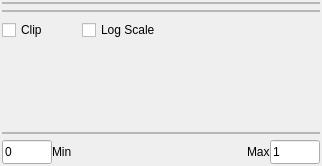
This is ui/Ui_display_settings_widget.ui in fuslab-uofu/UCAIR3D as Qt 5 draws it before an edit. The edited form follows.
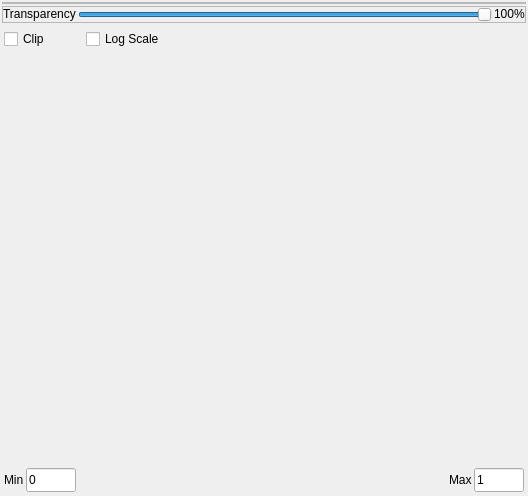
This is the edited form.

What changed in the file:
```diff
--- a/ui/Ui_display_settings_widget.ui
+++ b/ui/Ui_display_settings_widget.ui
@@ -6,12 +6,12 @@
    <rect>
     <x>0</x>
     <y>0</y>
-    <width>322</width>
-    <height>166</height>
+    <width>528</width>
+    <height>496</height>
    </rect>
   </property>
   <property name="sizePolicy">
-   <sizepolicy hsizetype="Preferred" vsizetype="Fixed">
+   <sizepolicy hsizetype="Preferred" vsizetype="Preferred">
     <horstretch>0</horstretch>
     <verstretch>0</verstretch>
    </sizepolicy>
@@ -34,7 +34,10 @@
   <property name="styleSheet">
    <string notr="true"/>
   </property>
-  <layout class="QVBoxLayout" name="verticalLayout" stretch="0,0,0,1,0,0">
+  <layout class="QVBoxLayout" name="verticalLayout" stretch="0,0,0">
+   <property name="spacing">
+    <number>2</number>
+   </property>
    <property name="leftMargin">
     <number>2</number>
    </property>
@@ -84,7 +87,7 @@
      </property>
      <layout class="QHBoxLayout" name="horizontalLayout_5">
       <property name="spacing">
-       <number>0</number>
+       <number>2</number>
       </property>
       <property name="leftMargin">
        <number>0</number>
@@ -98,28 +101,84 @@
       <property name="bottomMargin">
        <number>0</number>
       </property>
+      <item alignment="Qt::AlignVCenter">
+       <widget class="QLabel" name="transparency_label">
+        <property name="font">
+         <font>
+          <family>Segoe UI</family>
+          <pointsize>9</pointsize>
+         </font>
+        </property>
+        <property name="text">
+         <string>Transparency</string>
+        </property>
+       </widget>
+      </item>
+      <item alignment="Qt::AlignVCenter">
+       <widget class="QSlider" name="transparency_slider">
+        <property name="maximum">
+         <number>100</number>
+        </property>
+        <property name="value">
+         <number>100</number>
+        </property>
+        <property name="orientation">
+         <enum>Qt::Horizontal</enum>
+        </property>
+       </widget>
+      </item>
+      <item alignment="Qt::AlignVCenter">
+       <widget class="QLabel" name="pct_label">
+        <property name="font">
+         <font>
+          <family>Segoe UI</family>
+          <pointsize>9</pointsize>
+         </font>
+        </property>
+        <property name="text">
+         <string>100%</string>
+        </property>
+       </widget>
+      </item>
      </layout>
     </widget>
    </item>
    <item>
-    <widget class="QFrame" name="hist_checkboxes_frame">
-     <layout class="QHBoxLayout" name="hist_checkboxes_layout">
+    <widget class="QFrame" name="histogram_frame">
+     <property name="sizePolicy">
+      <sizepolicy hsizetype="Preferred" vsizetype="Preferred">
+       <horstretch>0</horstretch>
+       <verstretch>0</verstretch>
+      </sizepolicy>
+     </property>
+     <property name="minimumSize">
+      <size>
+       <width>0</width>
+       <height>0</height>
+      </size>
+     </property>
+     <layout class="QVBoxLayout" name="verticalLayout_2" stretch="0,1,0,0">
       <property name="spacing">
-       <number>0</number>
+       <number>2</number>
       </property>
       <property name="leftMargin">
-       <number>0</number>
+       <number>2</number>
       </property>
       <property name="topMargin">
-       <number>0</number>
+       <number>2</number>
       </property>
       <property name="rightMargin">
-       <number>0</number>
+       <number>2</number>
       </property>
       <property name="bottomMargin">
-       <number>0</number>
+       <number>2</number>
       </property>
-      <item alignment="Qt::AlignRight|Qt::AlignBottom">
+      <item>
+       <layout class="QHBoxLayout" name="clip_log_layout" stretch="0,2,0">
+        <property name="spacing">
+         <number>2</number>
+        </property>
+        <item alignment="Qt::AlignBottom">
        <widget class="QCheckBox" name="clip_checkbox">
         <property name="minimumSize">
          <size>
@@ -144,8 +203,8 @@
         </property>
        </widget>
       </item>
-      <item alignment="Qt::AlignRight|Qt::AlignBottom">
-       <widget class="QCheckBox" name="log_scale_checkbox">
+        <item alignment="Qt::AlignBottom">
+         <widget class="QCheckBox" name="log_checkbox">
         <property name="sizePolicy">
          <sizepolicy hsizetype="Minimum" vsizetype="Fixed">
           <horstretch>0</horstretch>
@@ -179,7 +238,7 @@
        </widget>
       </item>
       <item>
-       <spacer name="horizontalSpacer_2">
+         <spacer name="spacer">
         <property name="orientation">
          <enum>Qt::Horizontal</enum>
         </property>
@@ -192,20 +251,19 @@
        </spacer>
       </item>
      </layout>
-    </widget>
    </item>
    <item>
     <widget class="QFrame" name="hist_plot_frame">
      <property name="sizePolicy">
-      <sizepolicy hsizetype="Minimum" vsizetype="Minimum">
+         <sizepolicy hsizetype="Preferred" vsizetype="Preferred">
        <horstretch>0</horstretch>
        <verstretch>0</verstretch>
       </sizepolicy>
      </property>
      <property name="minimumSize">
       <size>
-       <width>100</width>
-       <height>50</height>
+          <width>0</width>
+          <height>0</height>
       </size>
      </property>
      <property name="maximumSize">
@@ -242,12 +300,12 @@
    <item>
     <widget class="QFrame" name="hist_slider_frame">
      <property name="frameShape">
-      <enum>QFrame::StyledPanel</enum>
+         <enum>QFrame::NoFrame</enum>
      </property>
      <property name="frameShadow">
-      <enum>QFrame::Raised</enum>
-     </property>
-     <layout class="QHBoxLayout" name="horizontalLayout">
+         <enum>QFrame::Plain</enum>
+        </property>
+        <layout class="QHBoxLayout" name="horizontalLayout_9">
       <property name="spacing">
        <number>0</number>
       </property>
@@ -267,74 +325,9 @@
     </widget>
    </item>
    <item>
-    <widget class="QFrame" name="hist_edits_frame">
-     <property name="sizePolicy">
-      <sizepolicy hsizetype="Minimum" vsizetype="Maximum">
-       <horstretch>0</horstretch>
-       <verstretch>0</verstretch>
-      </sizepolicy>
-     </property>
-     <property name="minimumSize">
-      <size>
-       <width>100</width>
-       <height>0</height>
-      </size>
-     </property>
-     <property name="maximumSize">
-      <size>
-       <width>1677215</width>
-       <height>35</height>
-      </size>
-     </property>
-     <layout class="QHBoxLayout" name="horizontalLayout_2">
-      <property name="spacing">
-       <number>0</number>
-      </property>
-      <property name="leftMargin">
-       <number>0</number>
-      </property>
-      <property name="topMargin">
-       <number>0</number>
-      </property>
-      <property name="rightMargin">
-       <number>0</number>
-      </property>
-      <property name="bottomMargin">
-       <number>0</number>
-      </property>
+       <layout class="QHBoxLayout" name="range_slider_layout" stretch="0,0,0,0,0">
       <item>
-       <widget class="QLineEdit" name="min_display_edit">
-        <property name="sizePolicy">
-         <sizepolicy hsizetype="Maximum" vsizetype="Fixed">
-          <horstretch>0</horstretch>
-          <verstretch>0</verstretch>
-         </sizepolicy>
-        </property>
-        <property name="minimumSize">
-         <size>
-          <width>0</width>
-          <height>24</height>
-         </size>
-        </property>
-        <property name="maximumSize">
-         <size>
-          <width>50</width>
-          <height>24</height>
-         </size>
-        </property>
-        <property name="font">
-         <font>
-          <family>Segoe UI</family>
-          <pointsize>9</pointsize>
-         </font>
-        </property>
-        <property name="text">
-         <string>0</string>
-        </property>
-       </widget>
-      </item>
-      <item>
-       <widget class="QLabel" name="label">
+         <widget class="QLabel" name="min_label">
         <property name="sizePolicy">
          <sizepolicy hsizetype="Preferred" vsizetype="Fixed">
           <horstretch>0</horstretch>
@@ -364,6 +357,37 @@
         </property>
        </widget>
       </item>
+        <item>
+         <widget class="QLineEdit" name="min_edit">
+          <property name="sizePolicy">
+           <sizepolicy hsizetype="Maximum" vsizetype="Fixed">
+            <horstretch>0</horstretch>
+            <verstretch>0</verstretch>
+           </sizepolicy>
+          </property>
+          <property name="minimumSize">
+           <size>
+            <width>0</width>
+            <height>24</height>
+           </size>
+          </property>
+          <property name="maximumSize">
+           <size>
+            <width>50</width>
+            <height>24</height>
+           </size>
+          </property>
+          <property name="font">
+           <font>
+            <family>Segoe UI</family>
+            <pointsize>9</pointsize>
+           </font>
+          </property>
+          <property name="text">
+           <string>0</string>
+          </property>
+         </widget>
+        </item>
       <item>
        <spacer name="horizontalSpacer">
         <property name="orientation">
@@ -378,7 +402,7 @@
        </spacer>
       </item>
       <item>
-       <widget class="QLabel" name="label_2">
+         <widget class="QLabel" name="max_label">
         <property name="minimumSize">
          <size>
           <width>0</width>
@@ -403,7 +427,7 @@
        </widget>
       </item>
       <item>
-       <widget class="QLineEdit" name="max_display_edit">
+         <widget class="QLineEdit" name="max_edit">
         <property name="sizePolicy">
          <sizepolicy hsizetype="Maximum" vsizetype="Fixed">
           <horstretch>0</horstretch>
@@ -432,6 +456,8 @@
          <string>1</string>
         </property>
        </widget>
+        </item>
+       </layout>
       </item>
      </layout>
     </widget>
```
Left out of the diff: 8 changed lines with no effect on the pictures. Lines whose indentation alone changed are shown as unchanged.
